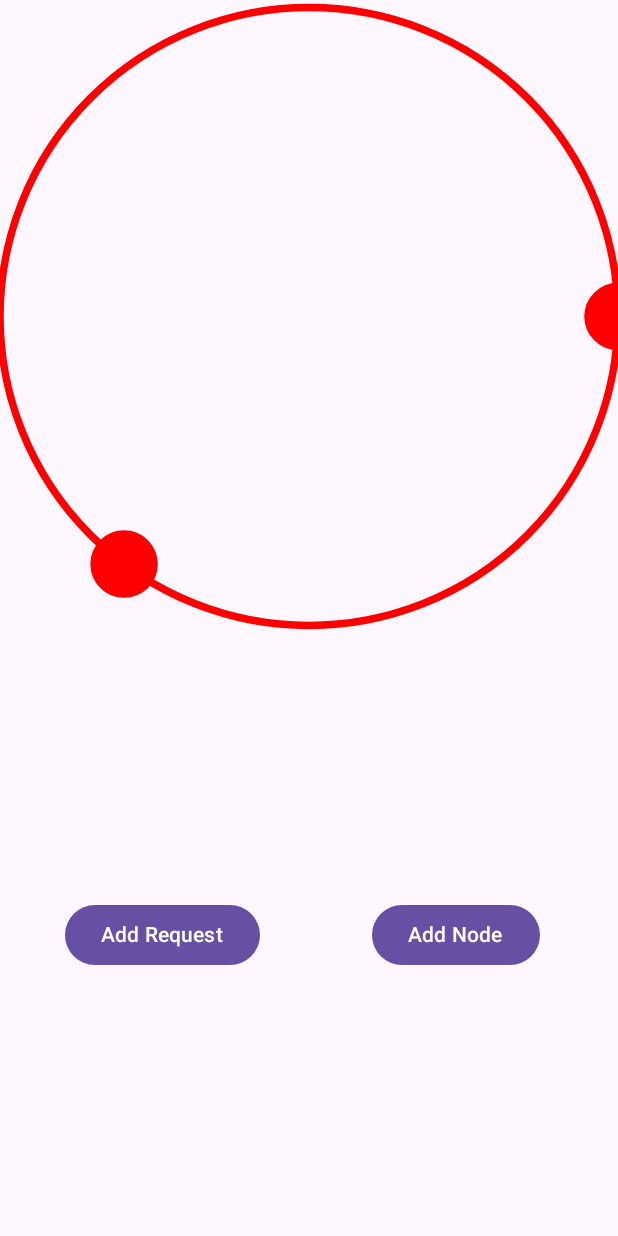
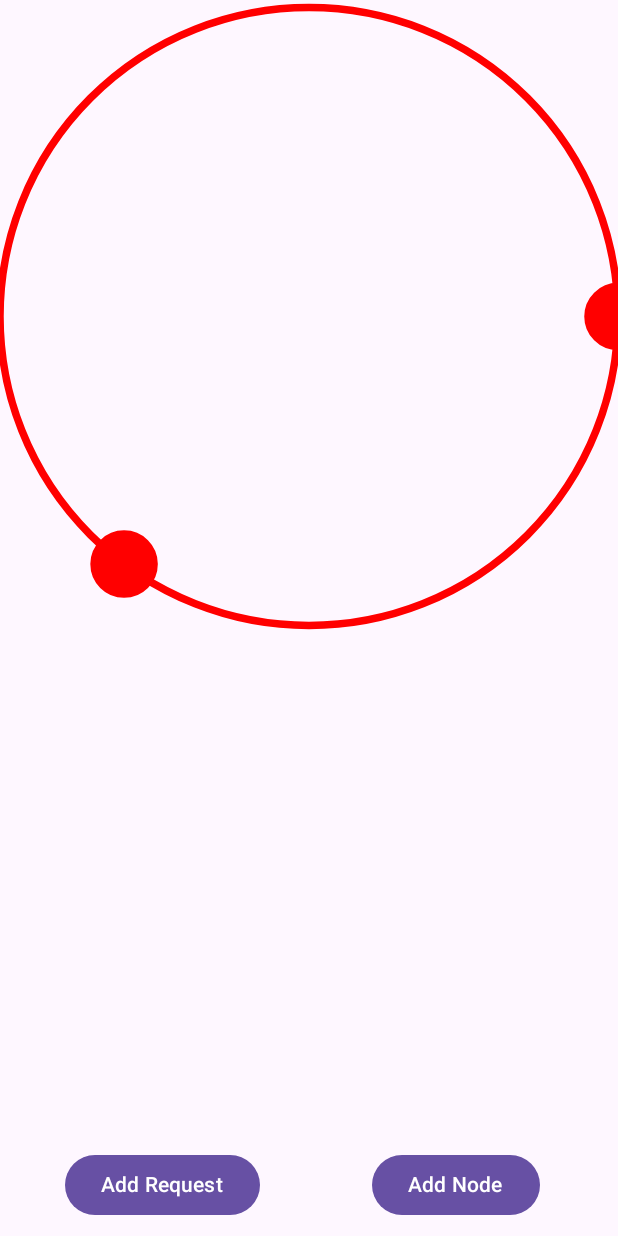
Before and after one commit to swapnilgt/consistenthashing, an Android app built with Jetpack Compose: the @Preview function MyViewPreview, on a phone screen of 412 x 824 dp. Run offline under Robolectric (Android 15) with nearby library versions, the phone set to English and light mode, and no system bars.

```diff
--- a/app/src/main/java/com/swapnil/consitenthashing/presentation/view/MyView.kt
+++ b/app/src/main/java/com/swapnil/consitenthashing/presentation/view/MyView.kt
@@ -45,7 +45,7 @@ fun MyView(
             ) {
                 Column(
                     modifier = Modifier.weight(1f).fillMaxHeight(),
-                    verticalArrangement = Arrangement.Center,
+                    verticalArrangement = Arrangement.Bottom,
                     horizontalAlignment = Alignment.CenterHorizontally
                 ) {
                     Button(
@@ -57,7 +57,7 @@ fun MyView(
                 }
                 Column(
                     modifier = Modifier.weight(1f).fillMaxHeight(),
-                    verticalArrangement = Arrangement.Center,
+                    verticalArrangement = Arrangement.Bottom,
                     horizontalAlignment = Alignment.CenterHorizontally
                 ) {
                     Button(
```
